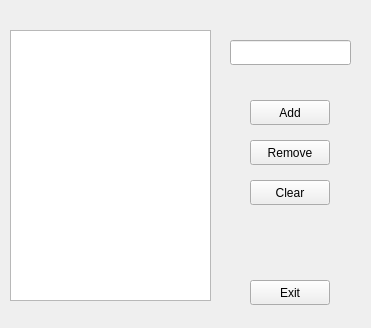
This is Assignments/Lab8_Grocery/app.ui in KenwoodFox/cs-114 as Qt 5 draws it before an edit. The edited form follows.
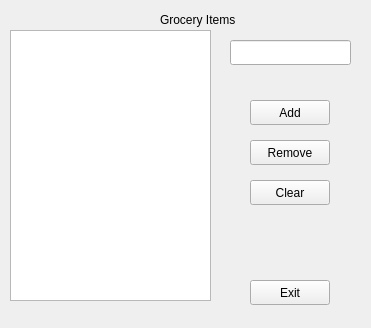
This is the edited form.

Diff of the .ui file:
```diff
--- a/Assignments/Lab8_Grocery/app.ui
+++ b/Assignments/Lab8_Grocery/app.ui
@@ -85,6 +85,19 @@
     </rect>
    </property>
   </widget>
+  <widget class="QLabel" name="label">
+   <property name="geometry">
+    <rect>
+     <x>160</x>
+     <y>10</y>
+     <width>101</width>
+     <height>19</height>
+    </rect>
+   </property>
+   <property name="text">
+    <string>Grocery Items</string>
+   </property>
+  </widget>
  </widget>
  <resources/>
  <connections/>
```
Left out of the diff: 6 changed lines with no effect on the pictures.
